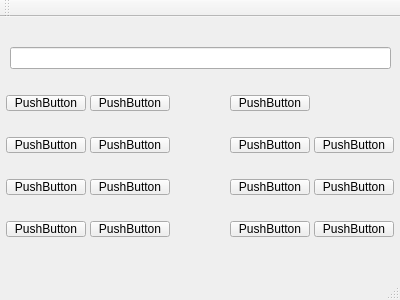
Qt form mainwindow.ui (Alyssa-Zhou/Qt_Calculator) before a commit.
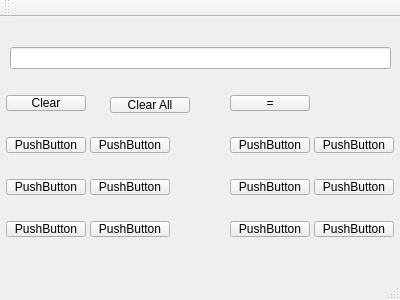
The same form after that commit.

```diff
--- a/mainwindow.ui
+++ b/mainwindow.ui
@@ -24,20 +24,20 @@
      </rect>
     </property>
     <property name="text">
-     <string>PushButton</string>
+     <string>Clear</string>
     </property>
    </widget>
    <widget class="QPushButton" name="pushButton_2">
     <property name="geometry">
      <rect>
-      <x>90</x>
-      <y>78</y>
+      <x>110</x>
+      <y>80</y>
       <width>80</width>
       <height>16</height>
      </rect>
     </property>
     <property name="text">
-     <string>PushButton</string>
+     <string>Clear All</string>
     </property>
    </widget>
    <widget class="QPushButton" name="pushButton_3">
@@ -50,7 +50,7 @@
      </rect>
     </property>
     <property name="text">
-     <string>PushButton</string>
+     <string>=</string>
     </property>
    </widget>
    <widget class="QPushButton" name="pushButton_4">
```
Left out of the diff: 6 changed lines with no effect on the pictures.
